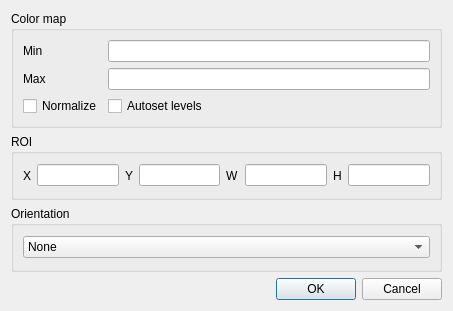
Above: mods_ui/ref_settings.ui from ebramyoussef/mods-ui before the change. Below: the same form after it.
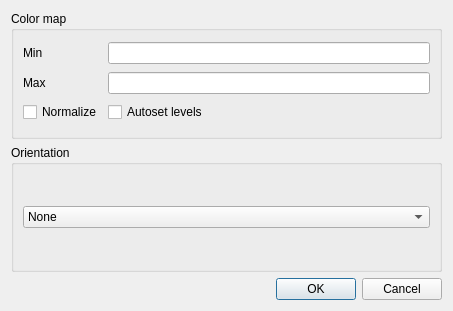
That is the form after the change.

Diff of the .ui file:
```diff
--- a/mods_ui/ref_settings.ui
+++ b/mods_ui/ref_settings.ui
@@ -57,55 +57,6 @@
      </layout>
     </widget>
    </item>
-   <item>
-    <widget class="QGroupBox" name="ROIGroupBox">
-     <property name="title">
-      <string>ROI</string>
-     </property>
-     <layout class="QHBoxLayout" name="horizontalLayout">
-      <item>
-       <widget class="QLabel" name="label_3">
-        <property name="text">
-         <string>X</string>
-        </property>
-       </widget>
-      </item>
-      <item>
-       <widget class="QLineEdit" name="XLineEdit"/>
-      </item>
-      <item>
-       <widget class="QLabel" name="label_4">
-        <property name="text">
-         <string>Y</string>
-        </property>
-       </widget>
-      </item>
-      <item>
-       <widget class="QLineEdit" name="YLineEdit"/>
-      </item>
-      <item>
-       <widget class="QLabel" name="label_5">
-        <property name="text">
-         <string>W</string>
-        </property>
-       </widget>
-      </item>
-      <item>
-       <widget class="QLineEdit" name="WLineEdit"/>
-      </item>
-      <item>
-       <widget class="QLabel" name="label_6">
-        <property name="text">
-         <string>H</string>
-        </property>
-       </widget>
-      </item>
-      <item>
-       <widget class="QLineEdit" name="HLineEdit"/>
-      </item>
-     </layout>
-    </widget>
-   </item>
    <item>
     <widget class="QGroupBox" name="orientationGroupBox">
      <property name="title">
```
